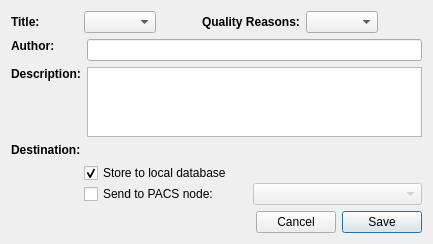
First picture: the form in starviewer/src/core/keyimagenotecreatorwidgetbase.ui, repository starviewer-medical/starviewer, before the edit.
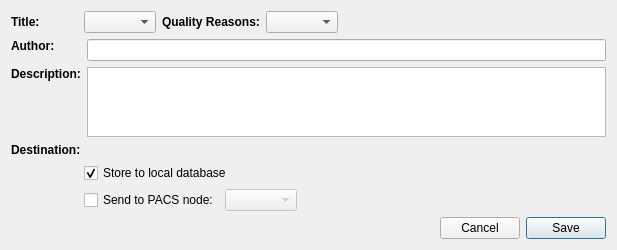
Second picture: the form after the edit. Icons and pictures are not drawn.

The edit to the form file:
```diff
--- a/starviewer/src/core/keyimagenotecreatorwidgetbase.ui
+++ b/starviewer/src/core/keyimagenotecreatorwidgetbase.ui
@@ -6,7 +6,7 @@
    <rect>
     <x>0</x>
     <y>0</y>
-    <width>433</width>
+    <width>617</width>
     <height>235</height>
    </rect>
   </property>
@@ -25,8 +25,8 @@
   <property name="windowTitle">
    <string>Create Key Image Note</string>
   </property>
-  <layout class="QFormLayout" name="formLayout_2">
-   <item row="0" column="0" colspan="2">
+  <layout class="QVBoxLayout" name="verticalLayout_2">
+   <item>
     <layout class="QHBoxLayout" name="horizontalLayout">
      <item>
       <widget class="QLabel" name="m_documentTitleLabel">
@@ -69,22 +69,6 @@
        </property>
       </widget>
      </item>
-     <item>
-      <spacer name="horizontalSpacer">
-       <property name="orientation">
-        <enum>Qt::Horizontal</enum>
-       </property>
-       <property name="sizeType">
-        <enum>QSizePolicy::Fixed</enum>
-       </property>
-       <property name="sizeHint" stdset="0">
-        <size>
-         <width>40</width>
-         <height>20</height>
-        </size>
-       </property>
-      </spacer>
-     </item>
      <item>
       <widget class="QLabel" name="m_rejectedForQualityReasonsLabel">
        <property name="sizePolicy">
@@ -138,7 +122,7 @@
      </item>
     </layout>
    </item>
-   <item row="1" column="0" colspan="2">
+   <item>
     <layout class="QFormLayout" name="formLayout">
      <property name="fieldGrowthPolicy">
       <enum>QFormLayout::AllNonFixedFieldsGrow</enum>
@@ -227,7 +211,7 @@
      </item>
     </layout>
    </item>
-   <item row="2" column="0">
+   <item>
     <widget class="QLabel" name="m_destinationLabel">
      <property name="font">
       <font>
@@ -240,7 +224,7 @@
      </property>
     </widget>
    </item>
-   <item row="3" column="0" colspan="2">
+   <item>
     <layout class="QHBoxLayout" name="horizontalLayout_3">
      <item>
       <spacer name="horizontalSpacer_4">
@@ -260,9 +244,6 @@
      </item>
      <item>
       <layout class="QVBoxLayout" name="verticalLayout">
-       <property name="spacing">
-        <number>0</number>
-       </property>
        <item>
         <widget class="QCheckBox" name="m_storeToLocalCheckBox">
          <property name="text">
@@ -277,6 +258,12 @@
         <layout class="QHBoxLayout" name="horizontalLayout_2">
          <item>
           <widget class="QCheckBox" name="m_sendToPacsCheckBox">
+           <property name="sizePolicy">
+            <sizepolicy hsizetype="Fixed" vsizetype="Fixed">
+             <horstretch>0</horstretch>
+             <verstretch>0</verstretch>
+            </sizepolicy>
+           </property>
            <property name="text">
             <string>Send to PACS node:</string>
            </property>
@@ -289,13 +276,26 @@
            </property>
           </widget>
          </item>
+         <item>
+          <spacer name="horizontalSpacer_5">
+           <property name="orientation">
+            <enum>Qt::Horizontal</enum>
+           </property>
+           <property name="sizeHint" stdset="0">
+            <size>
+             <width>40</width>
+             <height>20</height>
+            </size>
+           </property>
+          </spacer>
+         </item>
         </layout>
        </item>
       </layout>
      </item>
     </layout>
    </item>
-   <item row="4" column="1">
+   <item>
     <layout class="QHBoxLayout" name="horizontalLayout_4">
      <item>
       <spacer name="horizontalSpacer_2">
```
